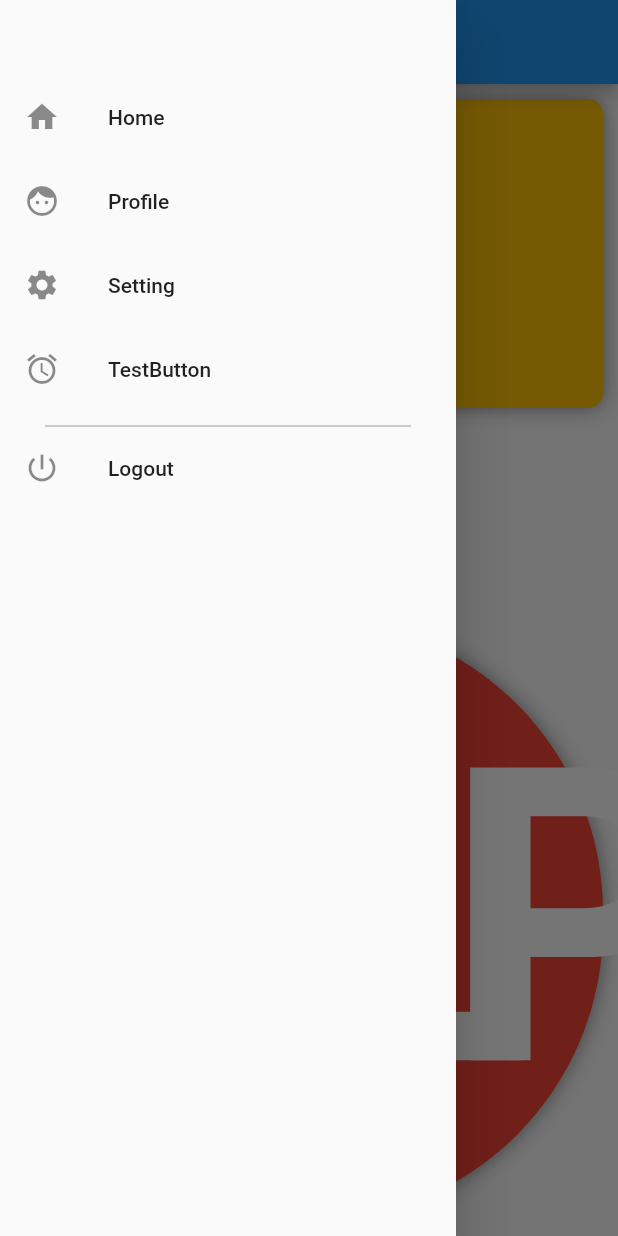
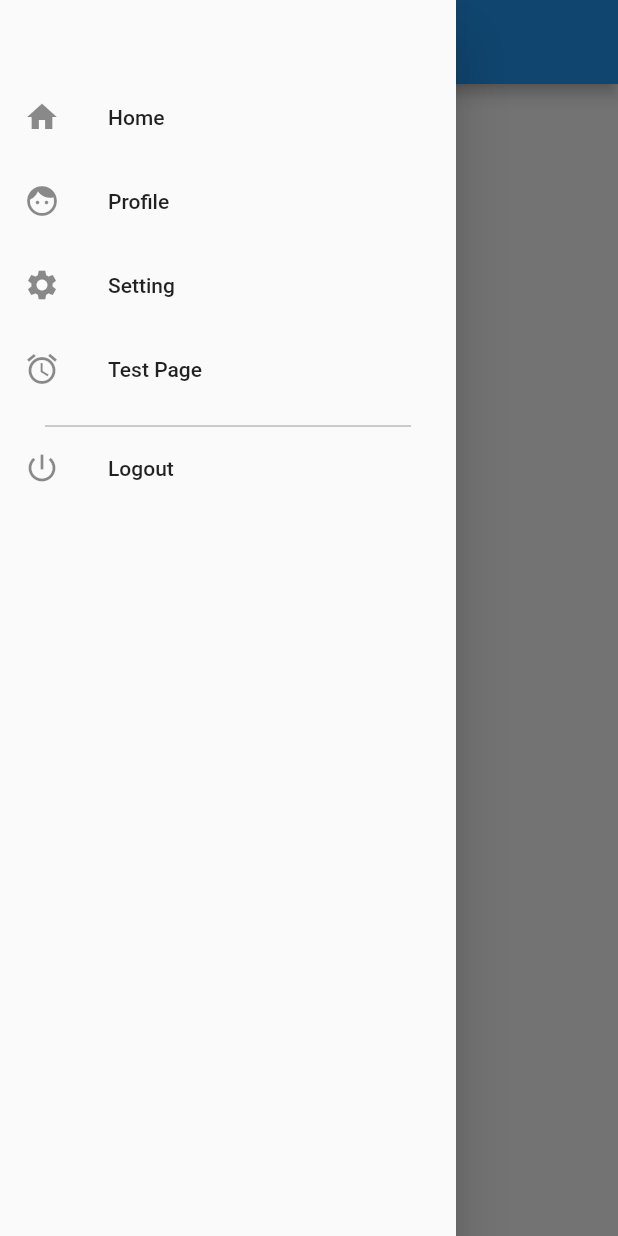
Before and after one commit to kheehing/sos_nyp_fypj_flutter, a Flutter app: the TestingPage screen opened by its route, in the side drawer, after a tap on the "menu" icon, on a phone screen of 412 x 824 dp. Run offline on Flutter 3.47's test engine with Material 2 defaults, Android fonts, the phone set to English and light mode, and no system bars; our stand-ins replace cloud_firestore, firebase_auth, location, permission_handler, rflutter_alert; accounts and stored records are empty; Roboto replaces fonts that are missing (black_label).

Commit message:
added registerPage (working)
- did a minor change to profile (null error)

```diff
--- a/lib/main.dart
+++ b/lib/main.dart
@@ -24,6 +24,7 @@ import 'package:sosnyp/pages/inbox.dart';
 import 'package:sosnyp/pages/login.dart';
 import 'package:sosnyp/pages/setting.dart';
 import 'package:sosnyp/pages/updateprofile.dart';
+import 'package:sosnyp/pages/register.dart';
 
 void main() {
   runApp(MaterialApp(
@@ -54,6 +55,9 @@ void main() {
           break;
         case '/Inbox':
           return FadeRoute(page: InboxPage());
+          break;
+        case '/Register':
+          return FadeRoute(page: RegisterPage());
           break;
       }
     },
@@ -237,6 +241,7 @@ class _MyDrawerState extends State<MyDrawer>
               margin: EdgeInsets.symmetric(vertical: 5), child: Text('Admin')),
           _listTile(Icon(Icons.dashboard), 'DashBoard', 'Dashboard'),
           _listTile(Icon(Icons.inbox), 'Inbox', 'Inbox'),
+          _listTile(Icon(Icons.group_add), 'Register', 'Register'),
         ]);
       } else
         return SizedBox(height: 0);
@@ -249,7 +254,7 @@ class _MyDrawerState extends State<MyDrawer>
       _listTile(Icon(Icons.home), 'Home', 'Home'),
       _listTile(Icon(Icons.face), 'Profile', 'Profile'),
       _listTile(Icon(Icons.settings), 'Setting', 'Setting'),
-      _listTile(Icon(Icons.access_alarms), 'TestButton', 'Testing'),
+      _listTile(Icon(Icons.access_alarms), 'Test Page', 'Testing'),
       _listTilesAdmin(context),
       _line(),
       ListTile(
--- a/lib/pages/Profile.dart
+++ b/lib/pages/Profile.dart
@@ -6,7 +6,7 @@ import 'package:sosnyp/main.dart';
 import 'profileDefault.dart';
 
 Widget _buildListItem(BuildContext context, DocumentSnapshot data) {
-  if (data['name'] == null || data.data == null) {
+  if (data.data == null || data['name'] == null) {
     return ProfileEmptyPage();
   } else {
     final _gender = data['gender'].toString().toLowerCase();
--- a/lib/pages/css_test.dart
+++ b/lib/pages/css_test.dart
@@ -12,95 +12,12 @@ class TestingPage extends StatefulWidget {
 class _TestingPageState extends State<TestingPage> {
   @override
   Widget build(BuildContext context) {
-    var thisWidth = MediaQuery.of(context).size.width;
     return Scaffold(
         appBar: AppBar(
-          title: Text('some button'),
+          title: Text('Test Page'),
           leading: myLeading,
         ),
         drawer: new MyDrawer(),
-        body: Stack(children: <Widget>[
-          Align(
-            alignment: Alignment(0, -1),
-            child: Container(
-              height: thisWidth / 2,
-              width: thisWidth,
-              margin: EdgeInsets.symmetric(vertical: 10, horizontal: 10),
-              decoration: BoxDecoration(
-                color: Colors.amber,
-                borderRadius: BorderRadius.circular(10),
-                boxShadow: [
-                  new BoxShadow(
-                    color: Colors.black45,
-                    blurRadius: 10,
-                  )
-                ],
-              ),
-              child: Container(
-                margin: EdgeInsets.all(10),
-                child: Center(
-                    child: Column(children: <Widget>[
-                  Row(
-                      crossAxisAlignment: CrossAxisAlignment.center,
-                      mainAxisAlignment: MainAxisAlignment.center,
-                      children: <Widget>[
-                        Icon(Icons.radio_button_unchecked),
-                        Text('Pressed the Button')
-                      ]),
-                ])),
-              ),
-            ),
-          ),
-          Align(
-              alignment: Alignment(0, 1),
-              child: Container(
-                  height: thisWidth - 10,
-                  width: thisWidth,
-                  margin: EdgeInsets.all(10),
-                  decoration: BoxDecoration(
-                    borderRadius: BorderRadius.circular(thisWidth),
-                    boxShadow: [
-                      new BoxShadow(
-                        color: Colors.black45,
-                        blurRadius: 10,
-                      )
-                    ],
-                  ),
-                  child: Material(
-                    color: Colors.red,
-                    borderRadius: BorderRadius.circular(thisWidth),
-                    child: GestureDetector(
-                        onDoubleTap: () {
-                          print('onDoubleTap');
-                        },
-                        onLongPress: () {
-                          print('onLongPress');
-                        },
-                        onLongPressUp: () {
-                          print('onLongPressUp');
-                        },
-                        child: MaterialButton(
-                            onPressed: () {
-                              debugPrint('onPressed');
-                            },
-                            shape: new RoundedRectangleBorder(
-                                borderRadius:
-                                    new BorderRadius.circular(thisWidth)),
-                            child: FittedBox(
-                              child: Text(
-                                'HELP',
-                                maxLines: 1,
-                                softWrap: false,
-                                overflow: TextOverflow.fade,
-                                style: TextStyle(
-                                    fontSize: 99999,
-                                    color: Colors.white,
-                                    fontFamily: 'black_label',
-                                    fontWeight: FontWeight.w600),
-                              ),
-                              fit: BoxFit.fitWidth,
-                            ))),
-                  )))
-        ]));
+        body: Center(child: Text('TestPage')));
   }
 }
--- a/lib/pages/dashBoard.dart
+++ b/lib/pages/dashBoard.dart
@@ -57,6 +57,7 @@ class _DashBoardPageState extends State<DashBoardPage> {
   Widget build(BuildContext context) {
     return new DefaultTabController(
       child: Scaffold(
+        resizeToAvoidBottomPadding: false,
         drawer: new MyDrawer(),
         appBar: AppBar(
           title: Text('DashBoard'),
```
Also changed, not shown: lib/pages/login.dart (+31 -3 lines), lib/pages/register.dart (added, +116 -0 lines), lib/pages/setting.dart (+9 -1 lines).
